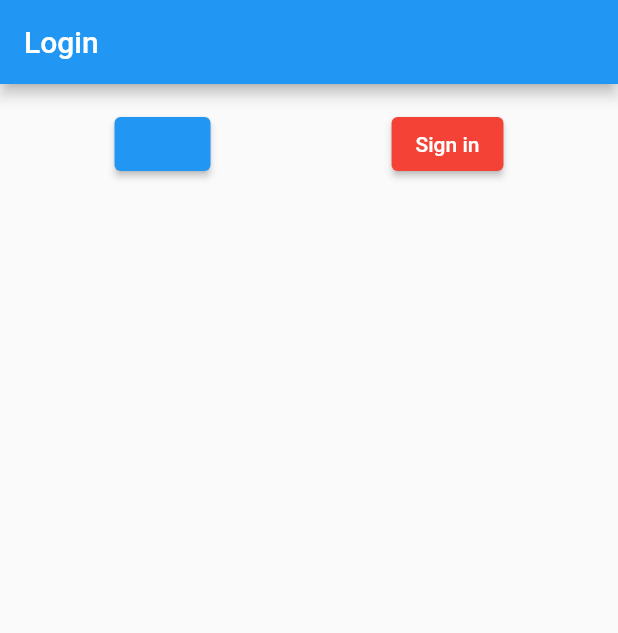
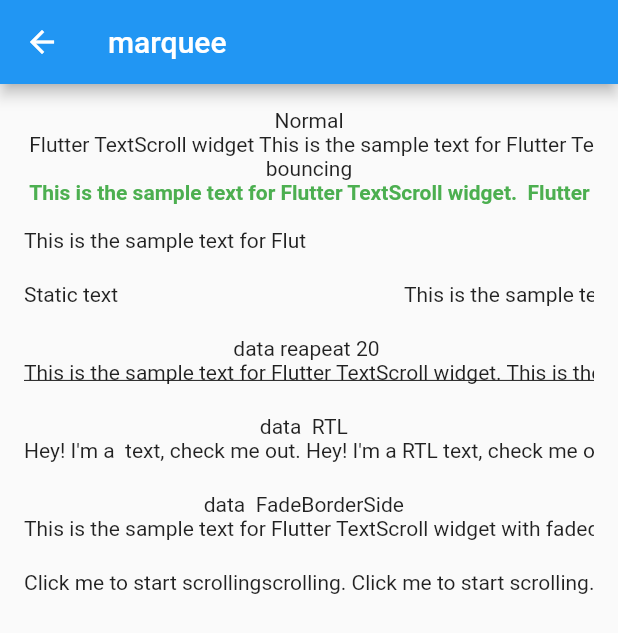
Before and after one commit to venkatesanios/Flutterpractice, a Flutter app: the screen it shows after launch, after a tap on "Sign in", on a phone screen of 412 x 824 dp. Shown: the top 633 px of the screen. Run offline on Flutter 3.47's test engine with Material 2 defaults, Android fonts, the phone set to English and light mode, and no system bars; drawn by our look-alikes of text_scroll; our stand-ins replace dio, get_it, pretty_dio_logger, retrofit, stacked, stacked_services; generated files the repository leaves out were written again; network calls fail.

Commit message:
add text scroll

```diff
--- a/flutter_practice_sample/lib/core/app/app.dart
+++ b/flutter_practice_sample/lib/core/app/app.dart
@@ -1,4 +1,4 @@
-import 'package:flutter_practice_sample/ui/views/homepageview.dart';
+import 'package:flutter_practice_sample/ui/views/home/homepageview.dart';
 import 'package:flutter_practice_sample/ui/views/login/login_view.dart';
 import 'package:flutter_practice_sample/ui/views/group_unit/group_unit_view.dart';
 import 'package:stacked/stacked_annotations.dart';
--- a/flutter_practice_sample/lib/core/app/app.router.dart
+++ b/flutter_practice_sample/lib/core/app/app.router.dart
@@ -9,7 +9,7 @@ import 'package:flutter/material.dart' as _i5;
 import 'package:flutter/material.dart';
 import 'package:flutter_practice_sample/ui/views/group_unit/group_unit_view.dart'
     as _i3;
-import 'package:flutter_practice_sample/ui/views/homepageview.dart' as _i4;
+import 'package:flutter_practice_sample/ui/views/home/homepageview.dart' as _i4;
 import 'package:flutter_practice_sample/ui/views/login/login_view.dart' as _i2;
 import 'package:stacked/stacked.dart' as _i1;
 import 'package:stacked_services/stacked_services.dart' as _i6;
--- a/flutter_practice_sample/lib/main.dart
+++ b/flutter_practice_sample/lib/main.dart
@@ -20,10 +20,10 @@ class MyApp extends StatelessWidget {
   @override
   Widget build(BuildContext context) {
     return MaterialApp(
-      title: 'Student Attendance',
-      debugShowCheckedModeBanner: false,
-      onGenerateRoute: StackedRouter().onGenerateRoute,
-      navigatorKey: StackedService.navigatorKey,
-    );
+        title: 'Student Attendance',
+        debugShowCheckedModeBanner: false,
+        onGenerateRoute: StackedRouter().onGenerateRoute,
+        navigatorKey: StackedService.navigatorKey,
+        color: Colors.amber);
   }
 }
--- a/flutter_practice_sample/lib/ui/views/homepageview.dart
+++ b/flutter_practice_sample/lib/ui/views/home/homepageview.dart
@@ -1,5 +1,5 @@
 import 'package:flutter/material.dart';
-import 'package:flutter_practice_sample/ui/views/indiualcard.dart';
+import 'package:flutter_practice_sample/ui/views/home/indiualcard.dart';
 
 class Homepageview extends StatefulWidget {
   const Homepageview({super.key});
@@ -64,13 +64,19 @@ class _HomepageviewState extends State<Homepageview> {
   @override
   Widget build(BuildContext context) {
     return Scaffold(
-      appBar: AppBar(title: const Text('Home Page')),
-      body: GridView.builder(
-        padding: const EdgeInsets.all(16),
+      appBar: AppBar(
+        title: const Text('Home Page'),
+        backgroundColor: Color.fromARGB(206, 245, 186, 10),
+      ),
+      body: Container(
+        //Color.fromARGB(206, 245, 186, 10),Color.fromARGB(255, 252, 242, 217),
+        color: Color.fromARGB(255, 252, 242, 217),
+        child: GridView.builder(
+          padding: const EdgeInsets.all(40),
           gridDelegate: const SliverGridDelegateWithFixedCrossAxisCount(
-          crossAxisCount: 3, // Number of columns in the grid
-          crossAxisSpacing: 6, // Spacing between columns
-          mainAxisSpacing: 6, // Spacing between rows
+            crossAxisCount: 2, // Number of columns in the grid
+            crossAxisSpacing: 30, // Spacing between columns
+            mainAxisSpacing: 20, // Spacing between rows
           ),
           itemCount: cardData.length,
           itemBuilder: (context, index) {
@@ -82,6 +88,7 @@ class _HomepageviewState extends State<Homepageview> {
             );
           },
         ),
+      ),
     );
   }
 }
--- /dev/null
+++ b/flutter_practice_sample/lib/ui/views/home/indiualcard.dart
@@ -0,0 +1,41 @@
+import 'package:flutter/material.dart';
+
+class IndividualCard extends StatelessWidget {
+  final String title;
+  final String description;
+  final IconData iconData;
+  final Color? shadowColor;
+
+  const IndividualCard({
+    super.key,
+    required this.title,
+    required this.description,
+    required this.iconData,
+    this.shadowColor = const Color.fromARGB(255, 242, 230, 162),
+  });
+
+  @override
+  Widget build(BuildContext context) {
+    return Card(
+        //color: Color.fromARGB(255, 232, 222, 111),
+        elevation: 4,
+        shadowColor: shadowColor, // Adjust the elevation for the shadow effect
+        shape: RoundedRectangleBorder(
+          borderRadius: BorderRadius.circular(20),
+        ),
+        child: ListTile(
+          title: Column(
+            crossAxisAlignment: CrossAxisAlignment.center,
+            mainAxisAlignment: MainAxisAlignment.spaceAround,
+            children: [
+              Icon(iconData),
+              Text(
+                title,
+                style: TextStyle(fontWeight: FontWeight.bold),
+                textAlign: TextAlign.center,
+              ),
+            ],
+          ),
+        ));
+  }
+}
--- a/flutter_practice_sample/lib/ui/views/indiualcard.dart
+++ /dev/null
@@ -1,35 +0,0 @@
-import 'package:flutter/material.dart';
-
-class IndividualCard extends StatelessWidget {
-  final String title;
-  final String description;
-  final IconData iconData;
-  final Color? shadowColor;
-
-  const IndividualCard({
-    super.key,
-    required this.title,
-    required this.description,
-    required this.iconData,
-    this.shadowColor = const Color.fromARGB(255, 64, 100, 75),
-  });
-
-  @override
-  Widget build(BuildContext context) {
-    return Card(
-      elevation: 4,
-      shadowColor: shadowColor, // Adjust the elevation for the shadow effect
-      shape: RoundedRectangleBorder(
-        borderRadius: BorderRadius.circular(10),
-        // Custom border radius for the card
-      ),
-      child: Center(
-        child: ListTile(
-          leading: Icon(iconData),
-          title: Expanded(child: Text(title)),
-          subtitle: Flexible(child: Text(description)),
-        ),
-      ),
-    );
-  }
-}
--- a/flutter_practice_sample/lib/ui/views/login/login_view.dart
+++ b/flutter_practice_sample/lib/ui/views/login/login_view.dart
@@ -1,69 +1,6 @@
-// import 'package:flutter/material.dart';
-// import 'package:flutter_practice_sample/ui/views/homepageview.dart';
-
-// class LoginView extends StatefulWidget {
-//   const LoginView({super.key});
-
-//   @override
-//   State<LoginView> createState() => _LoginViewState();
-// }
-
-// class _LoginViewState extends State<LoginView> {
-//   @override
-//   Widget build(BuildContext context) {
-//     return Scaffold(
-//         appBar: AppBar(title: const Text('Login')),
-//         body: SafeArea(
-//           child: Container(
-//             padding: const EdgeInsets.all(16.0),
-//             child: Column(
-//               children: [
-//                 const TextField(
-//                   decoration: InputDecoration(labelText: "User Name"),
-//                 ),
-//                 const TextField(
-//                   decoration: InputDecoration(labelText: "Password"),
-//                 ),
-//                 Row(
-//                   mainAxisAlignment: MainAxisAlignment.end,
-//                   children: [
-//                     TextButton(
-//                       onPressed: () {},
-//                       style: ButtonStyle(
-//                         foregroundColor:
-//                             MaterialStateProperty.all<Color>(Colors.red),
-//                       ),
-//                       child: const Text('Forgot Password?'),
-//                     ),
-//                   ],
-//                 ),
-//                 Row(
-//                   mainAxisAlignment: MainAxisAlignment.spaceAround,
-//                   children: [
-//                     ElevatedButton(
-//                         onPressed: () {
-//                           Navigator.push(
-//                               context,
-//                               MaterialPageRoute(
-//                                   builder: (context) => const Homepageview()));
-//                         },
-//                         child: const Text('Login')),
-//                     // Spacer(),
-//                     ElevatedButton(
-//                         onPressed: () {}, child: const Text('Sign in'))
-//                   ],
-//                 ),
-//               ],
-//             ),
-//           ),
-//         ));
-//   }
-// }
-
 import 'package:flutter/material.dart';
-import 'package:flutter_practice_sample/ui/views/homepageview.dart';
-import 'package:flutter/animation.dart';
-import 'package:flutter/src/animation/tween.dart';
+import 'package:flutter_practice_sample/ui/views/home/homepageview.dart';
+import 'package:flutter_practice_sample/ui/views/test.dart';
 
 class LoginView extends StatefulWidget {
   const LoginView({super.key});
@@ -72,31 +9,7 @@ class LoginView extends StatefulWidget {
   State<LoginView> createState() => _LoginViewState();
 }
 
-class _LoginViewState extends State<LoginView>
-    with SingleTickerProviderStateMixin {
-  late AnimationController _loginButtonController;
-  late AnimationController _signInButtonController;
-
-  @override
-  void initState() {
-    super.initState();
-    _loginButtonController = AnimationController(
-      vsync: this,
-      duration: Duration(milliseconds: 300),
-    );
-    _signInButtonController = AnimationController(
-      vsync: this,
-      duration: Duration(milliseconds: 300),
-    );
-  }
-
-  @override
-  void dispose() {
-    _loginButtonController.dispose();
-    _signInButtonController.dispose();
-    super.dispose();
-  }
-
+class _LoginViewState extends State<LoginView> {
   @override
   Widget build(BuildContext context) {
     return Scaffold(
@@ -106,58 +19,50 @@ class _LoginViewState extends State<LoginView>
             padding: const EdgeInsets.all(16.0),
             child: Column(
               children: [
-              // ... existing code for text fields and forgot password
-
+                const TextField(
+                  decoration: InputDecoration(labelText: "User Name"),
+                ),
+                const TextField(
+                  decoration: InputDecoration(labelText: "Password"),
+                ),
+                Row(
+                  mainAxisAlignment: MainAxisAlignment.end,
+                  children: [
+                    TextButton(
+                      onPressed: () {},
+                      style: ButtonStyle(
+                        foregroundColor:
+                            MaterialStateProperty.all<Color>(Colors.red),
+                      ),
+                      child: const Text('Forgot Password?'),
+                    ),
+                  ],
+                ),
                 Row(
                   mainAxisAlignment: MainAxisAlignment.spaceAround,
                   children: [
-                  AnimatedBuilder(
-                    animation: _loginButtonController,
-                    builder: (context, child) {
-                      return ElevatedButton(
+                    ElevatedButton(
                         onPressed: () {
                           Navigator.push(
                               context,
                               MaterialPageRoute(
-                                builder: (context) => const Homepageview()),
-                          );
+                                  builder: (context) => const Homepageview()));
                         },
-                        style: ButtonStyle(
-                          backgroundColor: MaterialStateProperty.all<Color>(
-                            ColorTween(
-                              begin: Colors.blue,
-                              end: Colors.green,
-                            ).evaluate(_loginButtonController),
-                          ),
-                        ),
-                        style:ButtonStyle(backgroundColor: MaterialStateProperty.all<Color>(ColorTween(begin: Colors.amber,end: Colors.black26))))
-                        child: const Text('Login'),
-                      );
+                        child: const Text('Login')),
+                    // Spacer(),
+                    ElevatedButton(
+                        onPressed: () {
+                          Navigator.push(
+                              context,
+                              MaterialPageRoute(
+                                  builder: (context) => const MarqueeView()));
                         },
-                  ),
-                  AnimatedBuilder(
-                    animation: _signInButtonController,
-                    builder: (context, child) {
-                      return ElevatedButton(
-                        onPressed: () {},
-                        style: ButtonStyle(
-                          backgroundColor: MaterialStateProperty.all<Color>(
-                            ColorTween(
-                              begin: Colors.red,
-                              end: Colors.orange,
-                            ).evaluate(_signInButtonController),
-                          ),
-                        ),
-                        child: const Text('Sign in'),
-                      );
-                    },
-                  ),
+                        child: const Text('Sign in')),
                   ],
                 ),
               ],
             ),
           ),
-      ),
-    );
+        ));
   }
 }
--- /dev/null
+++ b/flutter_practice_sample/lib/ui/views/test.dart
@@ -0,0 +1,136 @@
+import 'package:flutter/material.dart';
+import 'package:text_scroll/text_scroll.dart';
+
+class MarqueeView extends StatefulWidget {
+  const MarqueeView({super.key});
+
+  @override
+  State<MarqueeView> createState() => _MarqueeViewState();
+}
+
+class _MarqueeViewState extends State<MarqueeView> {
+  bool _clicked = false;
+
+  @override
+  Widget build(BuildContext context) {
+    return Scaffold(
+        appBar: AppBar(title: const Text('marquee')),
+        body: SafeArea(
+          child: Container(
+            padding: const EdgeInsets.all(16.0),
+            child: Column(
+              children: [
+                Text("Normal"),
+                TextScroll(
+                    ' Flutter TextScroll widget This is the sample text for Flutter TextScroll widget Flutter TextScroll widget. '),
+                Text("bouncing"),
+                TextScroll(
+                  'This is the sample text for Flutter TextScroll widget.  Flutter TextScroll widget This is the sample text for Flutter TextScroll widget Flutter TextScroll widget ',
+                  mode: TextScrollMode.bouncing,
+                  velocity: Velocity(pixelsPerSecond: Offset(150, 0)),
+                  delayBefore: Duration(seconds: 5),
+                  numberOfReps: 5,
+                  pauseBetween: Duration(milliseconds: 500),
+                  style: TextStyle(
+                      color: Colors.green, fontWeight: FontWeight.bold),
+                  textAlign: TextAlign.right,
+                  selectable: true,
+                ),
+                Text(""),
+                Center(
+                  child: ConstrainedBox(
+                    constraints: const BoxConstraints(maxWidth: 400),
+                    child: Column(
+                      mainAxisAlignment: MainAxisAlignment.center,
+                      children: <Widget>[
+                        Row(
+                          children: const [
+                            Flexible(
+                              child: TextScroll(
+                                'This is the sample text for Flutter TextScroll widget.',
+                                intervalSpaces: 10,
+                                velocity:
+                                    Velocity(pixelsPerSecond: Offset(50, 0)),
+                              ),
+                            ),
+                            SizedBox(width: 4),
+                            Expanded(
+                              child: SizedBox(),
+                            ),
+                          ],
+                        ),
+                        const SizedBox(height: 20),
+                        Row(
+                          children: const [
+                            Expanded(flex: 2, child: Text('Static text')),
+                            Flexible(
+                              flex: 1,
+                              child: TextScroll(
+                                'This is the sample text for Flutter TextScroll widget. ',
+                                velocity:
+                                    Velocity(pixelsPerSecond: Offset(50, 0)),
+                                pauseBetween: Duration(milliseconds: 1000),
+                                mode: TextScrollMode.bouncing,
+                              ),
+                            ),
+                          ],
+                        ),
+                        const SizedBox(height: 20),
+                        Text("data reapeat 20 "),
+                        const TextScroll(
+                          'This is the sample text for Flutter TextScroll widget. '
+                          'This is the sample text for Flutter TextScroll widget.',
+                          mode: TextScrollMode.bouncing,
+                          numberOfReps: 20,
+                          delayBefore: Duration(milliseconds: 2000),
+                          pauseBetween: Duration(milliseconds: 1000),
+                          velocity: Velocity(pixelsPerSecond: Offset(10, 0)),
+                          style:
+                              TextStyle(decoration: TextDecoration.underline),
+                          textAlign: TextAlign.right,
+                          selectable: true,
+                        ),
+                        const SizedBox(height: 20),
+                        Text("data  RTL  "),
+                        const TextScroll(
+                          'Hey! I\'m a  text, check me out. Hey! I\'m a RTL text, check me out. Hey! I\'m a RTL text, check me out. ',
+                          textDirection: TextDirection.rtl,
+                        ),
+                        const SizedBox(height: 20),
+                        Text("data  FadeBorderSide  "),
+                        const TextScroll(
+                          'This is the sample text for Flutter TextScroll widget with faded border.',
+                          intervalSpaces: 10,
+                          velocity: Velocity(pixelsPerSecond: Offset(50, 0)),
+                          fadedBorder: true,
+                          fadeBorderVisibility: FadeBorderVisibility.auto,
+                          fadeBorderSide: FadeBorderSide.both,
+                        ),
+                        const SizedBox(height: 20),
+                        GestureDetector(
+                          onTap: () {
+                            // print(_clicked);
+                            _clicked == true
+                                ? setState(() => _clicked = false)
+                                : setState(() => _clicked = true);
+                            print(_clicked);
+
+                            // setState(() => _clicked ? true : false);
+                          },
+                          child: TextScroll(
+                            'Click me to start scrollingscrolling. Click me to start scrolling. ',
+                            velocity: Velocity(
+                              pixelsPerSecond: Offset(_clicked ? 50 : 0, 0),
+                            ),
+                          ),
+                        ),
+                      ],
+                    ),
+                  ),
+                ),
+              ],
+            ),
+          ),
+        ));
+  }
+}
--- a/flutter_practice_sample/pubspec.yaml
+++ b/flutter_practice_sample/pubspec.yaml
@@ -37,6 +37,8 @@ dependencies:
   dropdown_textfield : ^1.0.8
   maps_toolkit: ^2.0.1
   dio: ^5.1.2
+  text_scroll: ^0.2.0
+
 
 
 dev_dependencies:
@@ -49,6 +51,7 @@ dev_dependencies:
   flutter_native_splash:
   flutter_launcher_icons: ^0.9.2
   pretty_dio_logger: ^1.2.0-beta-1
+
 
 # For information on the generic Dart part of this file, see the
 # following page: https://dart.dev/tools/pub/pubspec
```
Also changed, not shown: flutter_practice_sample/lib/service/api/api_service.g.dart, flutter_practice_sample/pubspec.lock. Lines whose indentation alone changed are shown as unchanged.
